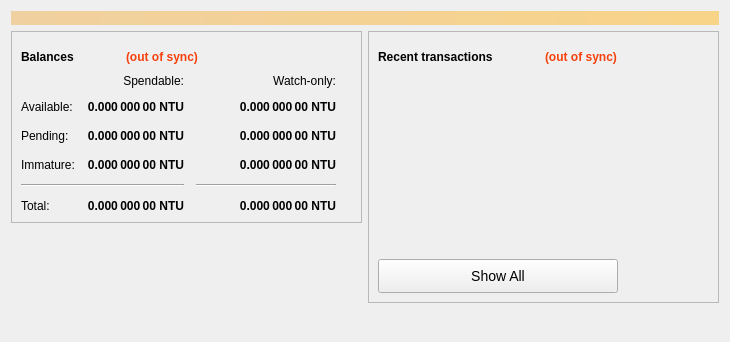
This is src/qt/forms/overviewpage.ui in nutucoin/NutucoinV2 as Qt 5 draws it before an edit. The edited form follows.
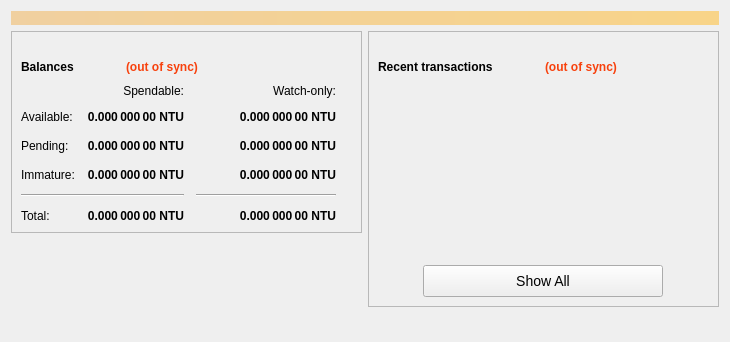
This is the edited form. Icons and pictures are not drawn.

Commit message: Add processing for "Show all" button

The edit to the form file:
```diff
--- a/src/qt/forms/overviewpage.ui
+++ b/src/qt/forms/overviewpage.ui
@@ -57,7 +57,7 @@
             <property name="sizeHint" stdset="0">
              <size>
               <width>20</width>
-              <height>5</height>
+              <height>15</height>
              </size>
             </property>
            </spacer>
@@ -528,7 +528,7 @@
             <property name="sizeHint" stdset="0">
              <size>
               <width>20</width>
-              <height>5</height>
+              <height>15</height>
              </size>
             </property>
            </spacer>
@@ -637,18 +637,18 @@
             </property>
            </widget>
           </item>
-          <item>
+          <item alignment="Qt::AlignHCenter">
            <widget class="QPushButton" name="btnShowAll">
             <property name="minimumSize">
              <size>
               <width>240</width>
-              <height>34</height>
+              <height>32</height>
              </size>
             </property>
             <property name="maximumSize">
              <size>
               <width>240</width>
-              <height>34</height>
+              <height>32</height>
              </size>
             </property>
             <property name="styleSheet">
```
The commit also changes 5 other files.
